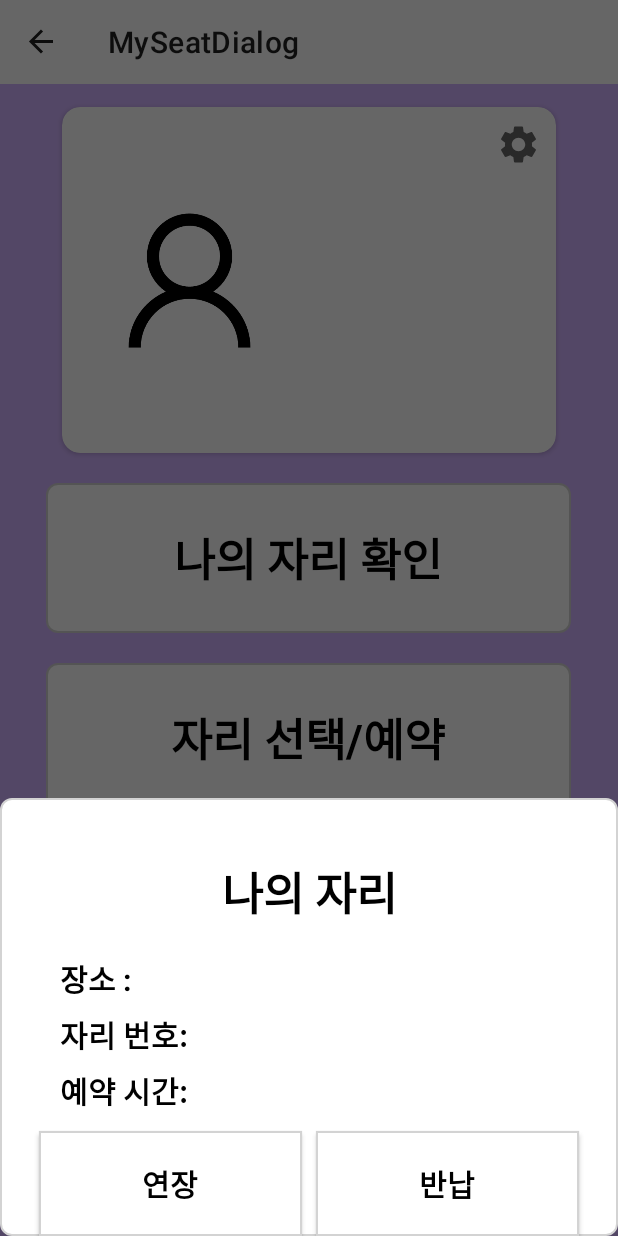
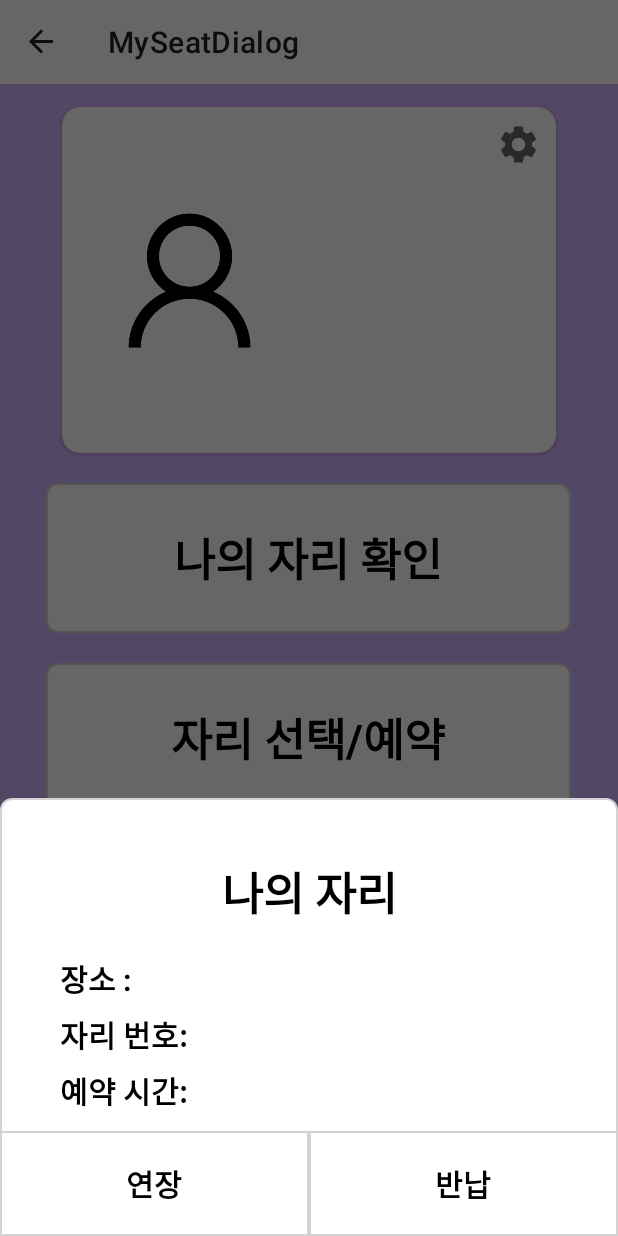
Before and after one commit to YuYangWoo/Gachon_Room, an Android app: the MySeatDialog screen opened through its navigation route, on a phone screen of 412 x 824 dp. Run offline under Robolectric (Android 15) with nearby library versions, the phone set to English and light mode, and no system bars; our stand-ins replace Volley, data binding, navigation-ui.

Commit message:
디자인 간격 리팩토링

```diff
--- a/Gachon_Room/app/src/main/java/com/cookandroid/gachon_study_room/ui/fragment/ReservationFragment.kt
+++ b/Gachon_Room/app/src/main/java/com/cookandroid/gachon_study_room/ui/fragment/ReservationFragment.kt
@@ -45,6 +45,7 @@ class ReservationFragment : BaseFragment<FragmentReservationBinding>(R.layout.fr
     private var startOurMinute = 0
     private var endOurHour = 0
     private var endOurMinute = 0
+
     @RequiresApi(Build.VERSION_CODES.O)
     override fun init() {
         super.init()
@@ -54,7 +55,8 @@ class ReservationFragment : BaseFragment<FragmentReservationBinding>(R.layout.fr
 
         startTime = TimeRequest.timeLong().time
         endTime = TimeRequest.endTimeLong().time
-//        // RoomListFragment 리스트의 이름과 방의 이름과 일치하면 좌석 그려주기
+
+        // RoomListFragment 리스트의 이름과 방의 이름과 일치하면 좌석 그려주기
         for (i in 0 until rooms.rooms.size) {
             if (name == rooms.rooms[i].name) {
                 seatView(rooms.rooms[i].seat, rooms, i)
@@ -77,6 +79,7 @@ class ReservationFragment : BaseFragment<FragmentReservationBinding>(R.layout.fr
             val hour = cal.get(Calendar.HOUR_OF_DAY)
             var interval = 10 - (cal.get(Calendar.MINUTE) % 10)
             val minute = cal.get(Calendar.MINUTE) + interval
+            // 아래 hour, minute가 선택된 시간 분
             var timeSetListener = TimePickerDialog.OnTimeSetListener { timePicker,
                                                                        hour, minute ->
                 cal.set(Calendar.HOUR_OF_DAY, hour)
@@ -84,7 +87,7 @@ class ReservationFragment : BaseFragment<FragmentReservationBinding>(R.layout.fr
                 var myStringInfo = SimpleDateFormat("HH시 mm분").format(cal.time)
                 var time = GregorianCalendar(year, month, day, hour, minute)
                 startTime = time.timeInMillis
-
+                Log.d("TAG", "시작시간은" + startTime.toString())
                 // RoomListFragment 리스트의 이름과 방의 이름과 일치하면 좌석 그려주기
                 if(startTime < endTime) {
                     for (i in 0 until rooms.rooms.size) {
@@ -93,7 +96,6 @@ class ReservationFragment : BaseFragment<FragmentReservationBinding>(R.layout.fr
                         }
                     }
                     // ok 버트 누르고 나오는 시간.
-
                     startOurHour = hour
                     startOurMinute = minute
                     binding.txtStart.text = myStringInfo
@@ -103,7 +105,7 @@ class ReservationFragment : BaseFragment<FragmentReservationBinding>(R.layout.fr
                 }
 
             }
-            // 이부분 초기 설정 값으로 넣어주기.
+            // 이부분 초기 설정 값으로 넣어주기. 아래 hour minute가 다이얼로그 나타날때 뜨는 시간
             if(startOurHour == 0) {
                 CustomTimePickerDialog(requireContext(), timeSetListener, hour, minute, DateFormat.is24HourFormat(requireContext())).show()
             }
@@ -132,7 +134,7 @@ class ReservationFragment : BaseFragment<FragmentReservationBinding>(R.layout.fr
                 var time = GregorianCalendar(year, month, day, endHour, endMinute)
                 var myStringInfo = SimpleDateFormat("HH시 mm분").format(cal.time)
                 endTime = time.timeInMillis
-
+                Log.d("TAG", "종료 시간은" + endTime.toString())
                 // RoomListFragment 리스트의 이름과 방의 이름과 일치하면 좌석 그려주기
                 if(startTime < endTime) {
                     for (i in 0 until rooms.rooms.size) {
--- a/Gachon_Room/app/src/main/java/com/cookandroid/gachon_study_room/ui/fragment/seat/RoomListFragment.kt
+++ b/Gachon_Room/app/src/main/java/com/cookandroid/gachon_study_room/ui/fragment/seat/RoomListFragment.kt
@@ -40,7 +40,6 @@ class RoomListFragment : BaseBottomSheet<FragmentRoomListBinding>(R.layout.fragm
                 if (response.isSuccessful) {
                     Log.d("test", "연결성공")
                     var roomsData = response.body()!!
-                    Log.d("TAG", roomsData.rooms[0].reserved[1][0].toString())
                     roomsData.rooms[0].reserved
 
                     with(binding.recyclerList) {
--- a/Gachon_Room/app/src/main/res/layout/fragment_my_seat.xml
+++ b/Gachon_Room/app/src/main/res/layout/fragment_my_seat.xml
@@ -63,27 +63,27 @@
         <android.widget.Button
             android:id="@+id/button"
             style="@style/BaseText"
-            android:layout_width="175dp"
+            android:layout_width="0dp"
             android:layout_height="70dp"
-            android:layout_marginStart="26dp"
             android:layout_marginTop="12dp"
             android:background="@drawable/button_edge"
             android:elevation="0dp"
             android:text="@string/extend"
+            app:layout_constraintEnd_toStartOf="@+id/button2"
             app:layout_constraintStart_toStartOf="parent"
             app:layout_constraintTop_toBottomOf="@+id/txtTime" />
 
         <android.widget.Button
             android:id="@+id/button2"
             style="@style/BaseText"
-            android:layout_width="175dp"
+            android:layout_width="0dp"
             android:layout_height="70dp"
             android:layout_marginTop="12dp"
-            android:layout_marginEnd="26dp"
             android:background="@drawable/button_edge"
             android:elevation="0dp"
             android:text="@string/return_seat"
             app:layout_constraintEnd_toEndOf="parent"
+            app:layout_constraintStart_toEndOf="@+id/button"
             app:layout_constraintTop_toBottomOf="@+id/txtTime" />
 
     </androidx.constraintlayout.widget.ConstraintLayout>
```
